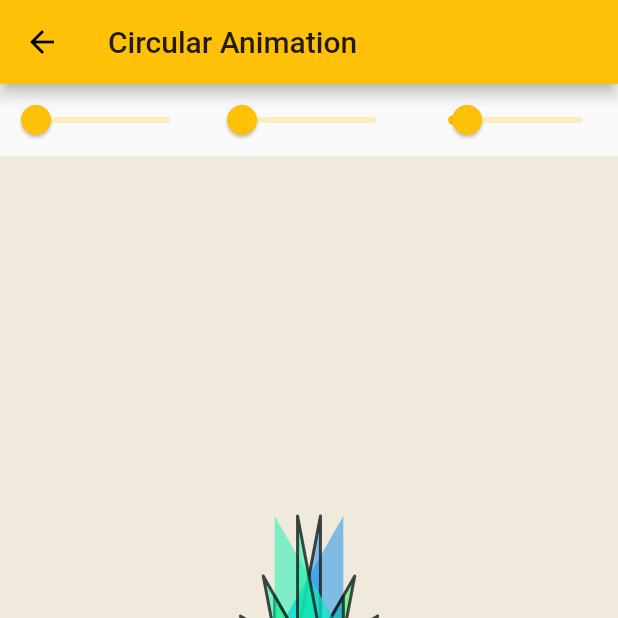
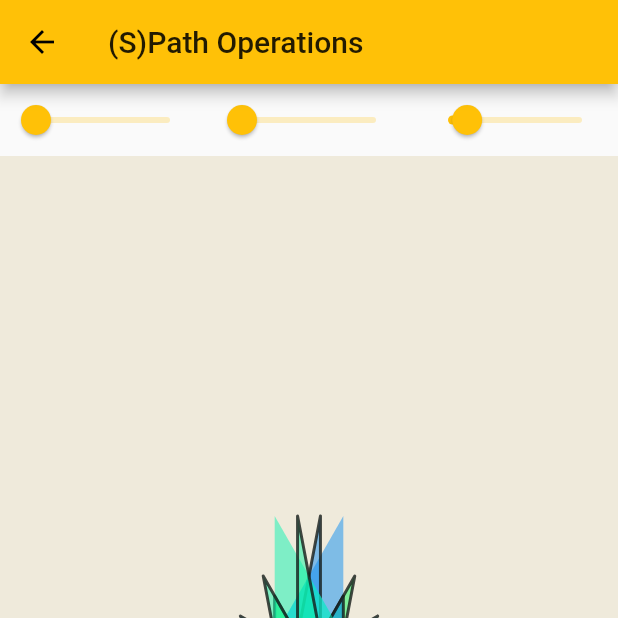
Before and after one commit to jamesporter/solandra-flutter, a Flutter app: the ExampleFive screen opened by its route, on a phone screen of 412 x 824 dp, the top half of it. Run offline on Flutter 3.47's test engine with Material 2 defaults, Android fonts, the phone set to English and light mode, and no system bars; our stand-ins replace flutter_hooks.

Commit message:
fix title

```diff
--- a/example/lib/hello_solandra_five.dart
+++ b/example/lib/hello_solandra_five.dart
@@ -70,7 +70,7 @@ class ExampleFive extends HookWidget {
     final parameter3 = useState<double>(2);
 
     return Scaffold(
-      appBar: AppBar(title: const Text("Circular Animation")),
+      appBar: AppBar(title: const Text("(S)Path Operations")),
       body: Container(
           child: Column(children: [
         Row(
```
